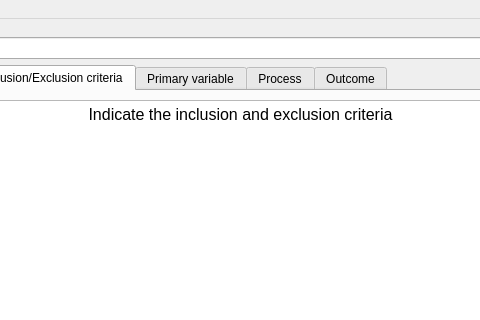
Above: ui/interface.ui from diegotxegp/hamelin before the change; both pictures show x 167 to 647 and y 0 to 320 of the 815 by 630 pixel window. Below: the same form after it.
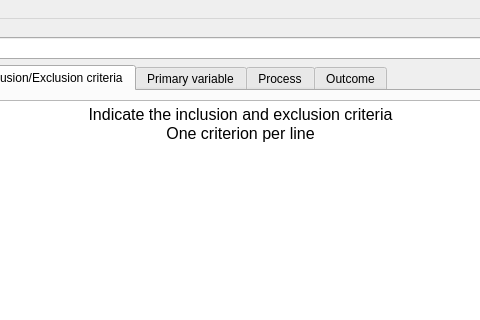
That is the form after the change. The open tabs and pages were chosen to show the change.

Patch:
```diff
--- a/ui/interface.ui
+++ b/ui/interface.ui
@@ -333,7 +333,8 @@
 li.unchecked::marker { content: &quot;\2610&quot;; }
 li.checked::marker { content: &quot;\2612&quot;; }
 &lt;/style&gt;&lt;/head&gt;&lt;body style=&quot; font-family:'Sans Serif'; font-size:9pt; font-weight:400; font-style:normal;&quot;&gt;
-&lt;p align=&quot;center&quot; style=&quot; margin-top:0px; margin-bottom:0px; margin-left:0px; margin-right:0px; -qt-block-indent:0; text-indent:0px;&quot;&gt;&lt;span style=&quot; font-size:12pt;&quot;&gt;Indicate the inclusion and exclusion criteria&lt;/span&gt;&lt;/p&gt;&lt;/body&gt;&lt;/html&gt;</string>
+&lt;p align=&quot;center&quot; style=&quot; margin-top:0px; margin-bottom:0px; margin-left:0px; margin-right:0px; -qt-block-indent:0; text-indent:0px;&quot;&gt;&lt;span style=&quot; font-size:12pt;&quot;&gt;Indicate the inclusion and exclusion criteria&lt;/span&gt;&lt;/p&gt;
+&lt;p align=&quot;center&quot; style=&quot; margin-top:0px; margin-bottom:0px; margin-left:0px; margin-right:0px; -qt-block-indent:0; text-indent:0px;&quot;&gt;&lt;span style=&quot; font-size:12pt;&quot;&gt;One criterion per line&lt;/span&gt;&lt;/p&gt;&lt;/body&gt;&lt;/html&gt;</string>
               </property>
              </widget>
             </item>
```
Left out of the diff: 14 changed lines with no effect on the pictures.
